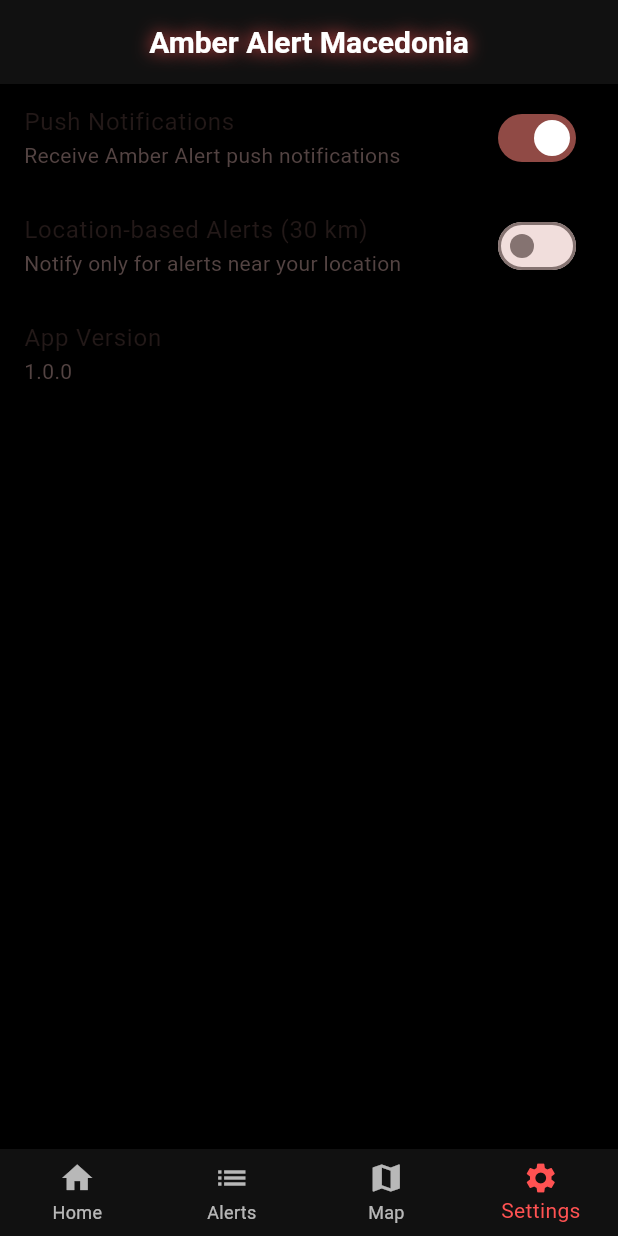
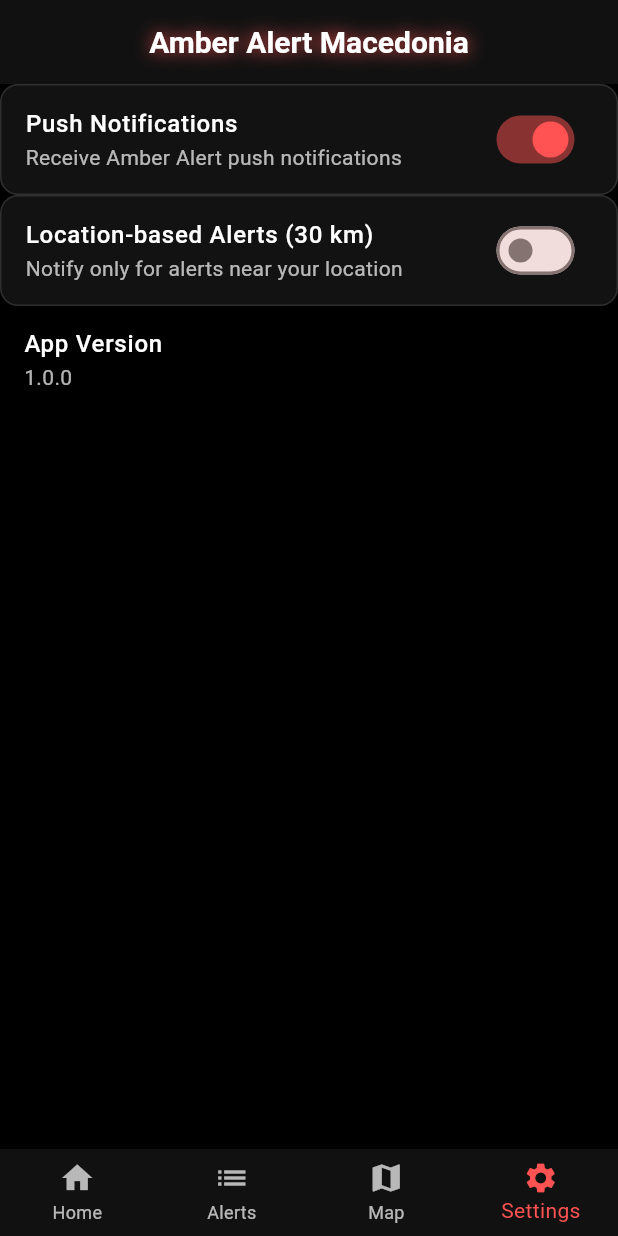
Before and after one commit to ZoveMe/Amber-Alert-App, a Flutter app: the screen it shows after launch, item 4 of the bottom bar chosen, on a phone screen of 412 x 824 dp. Run offline on Flutter 3.47's test engine with Material 3 defaults, Android fonts, the phone set to English and light mode, and no system bars; our stand-ins replace firebase_core, firebase_messaging, flutter_map, hive_flutter, latlong2, shared_preferences; accounts and stored records are empty; network calls fail.

Commit message:
Updated missing form and map

```diff
--- a/lib/screens/add_missing_person.dart
+++ b/lib/screens/add_missing_person.dart
@@ -4,7 +4,10 @@
 import '../services/rabbitmq_service.dart';
 
 class AddMissingPersonScreen extends StatefulWidget {
-  const AddMissingPersonScreen({super.key});
+
+  final Function(Alert)? onAlertSubmitted; // Koristam callbeck zaso pri swipe kako strana mora da se zacuva alertot,a pri klik na feature card vidov deka koristis Navtigator.push async za zacuvuvanje na alertot
+
+  const AddMissingPersonScreen({super.key, this.onAlertSubmitted});
 
   @override
   State<AddMissingPersonScreen> createState() =>
@@ -59,6 +62,7 @@
             children: [
               _textField(
                 controller: nameController,
+                style:const TextStyle(color: Colors.white),
                 label: 'Full name',
                 required: true,
               ),
@@ -68,6 +72,7 @@
                 controller: ageController,
                 label: 'Age',
                 keyboardType: TextInputType.number,
+                style:const TextStyle(color: Colors.white),
                 required: true,
               ),
               const SizedBox(height: 12),
@@ -81,6 +86,7 @@
               _textField(
                 controller: descriptionController,
                 label: 'Description',
+                style:const TextStyle(color: Colors.white),
                 maxLines: 3,
               ),
               const SizedBox(height: 20),
@@ -108,15 +114,20 @@
     TextInputType? keyboardType,
     bool required = false,
     int maxLines = 1,
+    TextStyle? style, // ✅ ADD THIS
   }) {
     return TextFormField(
       controller: controller,
       keyboardType: keyboardType,
       maxLines: maxLines,
+      style: style ?? const TextStyle(color: Colors.white), // ✅ USE IT
       validator: required ? (v) => v!.isEmpty ? 'Required field' : null : null,
       decoration: _fieldDecoration(label),
     );
   }
+
+
+
 
   Widget _regionDropdown() {
     return DropdownButtonFormField<String>(
@@ -184,7 +195,9 @@
       priority: selectedPriority.toLowerCase(),
       createdAt: DateTime.now(),
     );
-
+    if (widget.onAlertSubmitted != null) {
+      widget.onAlertSubmitted!(alert);
+    }
 
     final routingKey =
         'alert.${selectedPriority.toLowerCase()}.${MkRegions.toRouting(selectedRegion)}';
--- a/lib/screens/settings.dart
+++ b/lib/screens/settings.dart
@@ -47,20 +47,54 @@
     return ListView(
       children: [
         SwitchListTile(
-          title: const Text('Push Notifications'),
-          subtitle: const Text('Receive Amber Alert push notifications'),
+          title: const Text('Push Notifications',style: TextStyle(
+            color: Colors.white,
+            fontSize: 16,
+            fontWeight: FontWeight.w500,
+          ),),
+          subtitle: const Text('Receive Amber Alert push notifications',style: TextStyle(
+            color: Colors.white70,
+            fontSize: 14,
+          ),),
           value: _pushEnabled,
           onChanged: _setPush,
+          activeColor: Colors.redAccent,
+          tileColor: const Color(0xFF121212),
+          shape: RoundedRectangleBorder(
+            borderRadius: BorderRadius.circular(12),
+            side: const BorderSide(color: Colors.white12),
+          ),
         ),
         SwitchListTile(
-          title: const Text('Location-based Alerts (30 km)'),
-          subtitle: const Text('Notify only for alerts near your location'),
+          title: const Text('Location-based Alerts (30 km)',   style: TextStyle(
+            color: Colors.white,
+            fontSize: 16,
+            fontWeight: FontWeight.w500,
+          ),),
+          subtitle: const Text('Notify only for alerts near your location',  style: TextStyle(
+            color: Colors.white70,
+            fontSize: 14,
+          ),),
           value: _geoEnabled,
           onChanged: _setGeo,
+          activeColor: Colors.redAccent,
+          tileColor: const Color(0xFF121212),
+          shape: RoundedRectangleBorder(
+            borderRadius: BorderRadius.circular(12),
+            side: const BorderSide(color: Colors.white12),
+          ),
         ),
-        const ListTile(
-          title: Text('App Version'),
-          subtitle: Text('1.0.0'),
+        ListTile(
+          title: const Text('App Version',style: TextStyle(
+            color: Colors.white,
+            fontSize: 16,
+            fontWeight: FontWeight.w500,
+          ),),
+          subtitle: const Text('1.0.0',style: TextStyle(
+            color: Colors.white70,
+            fontSize: 14,
+          ),),
+
         ),
       ],
     );
```
